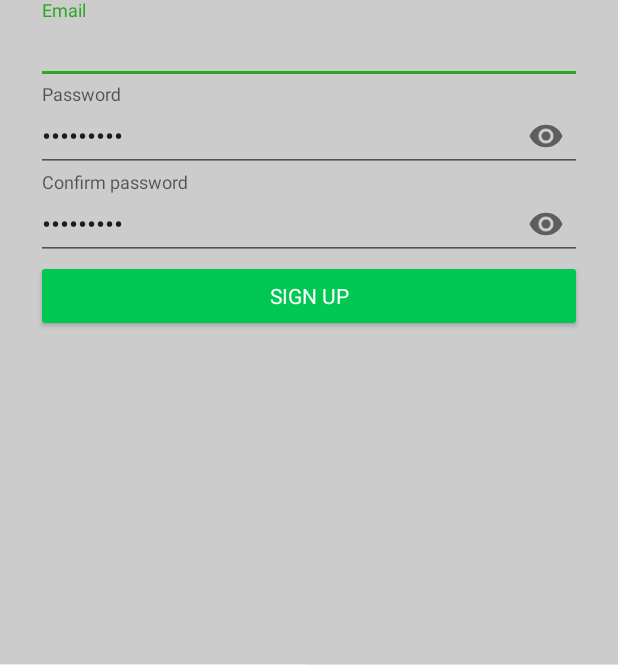
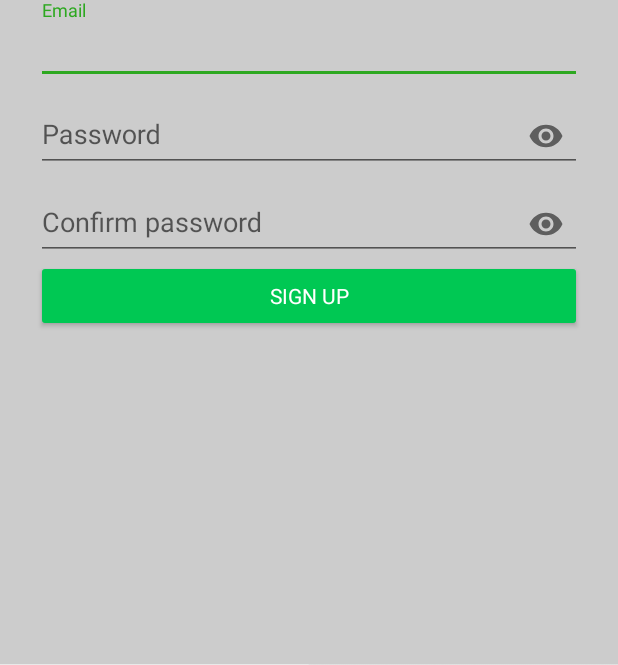
Before and after one commit to Dummyurl/CityGuide, an Android app: the RegistrationActivity screen opened directly, with no data from a screen before it, after a tap on "SIGN UP WITH EMAIL", on a phone screen of 412 x 824 dp, the part 571-1236 px from its top. Run offline under Robolectric (Android 15) with nearby library versions, the phone set to English and light mode, and no system bars; our stand-ins replace Picasso; libraries missing offline, so code that uses them is left out: com.paypal.android, com.robertlevonyan.views, com.theartofdev.edmodo, jp.wasabeef.picasso; network calls fail; pictures from the network do not load; 1 statement that could not run was skipped.

Commit message:
bug fixes

```diff
--- a/app/build.gradle
+++ b/app/build.gradle
@@ -10,8 +10,8 @@ android {
         applicationId "sk.dmsoft.cityguide"
         minSdkVersion 22
         targetSdkVersion 26
-        versionCode 1
-        versionName "1.0"
+        versionCode 4
+        versionName "1.0.2"
         testInstrumentationRunner "android.support.test.runner.AndroidJUnitRunner"
     }
     buildTypes {
--- a/app/src/main/java/sk/dmsoft/cityguide/Account/Registration/RegistrationActivity.kt
+++ b/app/src/main/java/sk/dmsoft/cityguide/Account/Registration/RegistrationActivity.kt
@@ -330,6 +330,10 @@ class RegistrationActivity : AppCompatActivity(),
 
         if (AccountManager.registrationStep > 0)
             removeFragment(registerMethodFragment, false)
+
+        pager.setOnTouchListener { view, dragEvent ->
+            true
+        }
     }
 
 
--- a/app/src/main/java/sk/dmsoft/cityguide/Commons/AccountManager.kt
+++ b/app/src/main/java/sk/dmsoft/cityguide/Commons/AccountManager.kt
@@ -46,7 +46,8 @@ object AccountManager {
             return _sharedPreferences.getInt("REGISTRATION_STEP", 0)
         }
         set(value) {
-            _sharedPreferences.edit().putInt("REGISTRATION_STEP", value).commit()
+            if (_sharedPreferences.getInt("REGISTRATION_STEP", 0) < value)
+                _sharedPreferences.edit().putInt("REGISTRATION_STEP", value).commit()
         }
 
     var fcmTokenId: String
--- a/app/src/main/res/layout/activity_login.xml
+++ b/app/src/main/res/layout/activity_login.xml
@@ -56,7 +56,7 @@
                     android:layout_width="match_parent"
                     android:layout_height="wrap_content"
                     android:hint="@string/email"
-                    android:text="daniel@tourist.sk"
+                    android:text=""
                     android:inputType="textEmailAddress" />
 
             </android.support.design.widget.TextInputLayout>
@@ -70,7 +70,7 @@
                     android:layout_width="match_parent"
                     android:layout_height="wrap_content"
                     android:hint="@string/password"
-                    android:text="Heslo123*"
+                    android:text=""
                     android:inputType="textPassword" />
 
             </android.support.design.widget.TextInputLayout>
--- a/app/src/main/res/layout/activity_main.xml
+++ b/app/src/main/res/layout/activity_main.xml
@@ -116,7 +116,7 @@
                 android:text="0"
                 android:textColor="#ffffffff"
                 android:textSize="12sp"
-                android:visibility="visible"
+                android:visibility="gone"
                 app:layout_constraintStart_toStartOf="@+id/open_drawer"
                 app:layout_constraintTop_toTopOf="@+id/open_drawer" />
 
--- a/app/src/main/res/layout/fragment_proposal_history.xml
+++ b/app/src/main/res/layout/fragment_proposal_history.xml
@@ -3,7 +3,7 @@
     xmlns:app="http://schemas.android.com/apk/res-auto"
     xmlns:tools="http://schemas.android.com/tools"
     android:layout_width="match_parent"
-    android:layout_height="match_parent"
+    android:layout_height="wrap_content"
     tools:context=".Proposal.Completed.ProposalHistoryFragment">
 
 
--- a/app/src/main/res/layout/fragment_register_tourist.xml
+++ b/app/src/main/res/layout/fragment_register_tourist.xml
@@ -96,7 +96,7 @@
                 android:layout_height="wrap_content"
                 android:hint="@string/password"
                 android:inputType="textPassword"
-                android:text="Heslo123*" />
+                android:text="" />
 
         </android.support.design.widget.TextInputLayout>
 
@@ -112,7 +112,7 @@
                 android:layout_height="wrap_content"
                 android:hint="@string/confirm_password"
                 android:inputType="textPassword"
-                android:text="Heslo123*" />
+                android:text="" />
 
         </android.support.design.widget.TextInputLayout>
 
```
